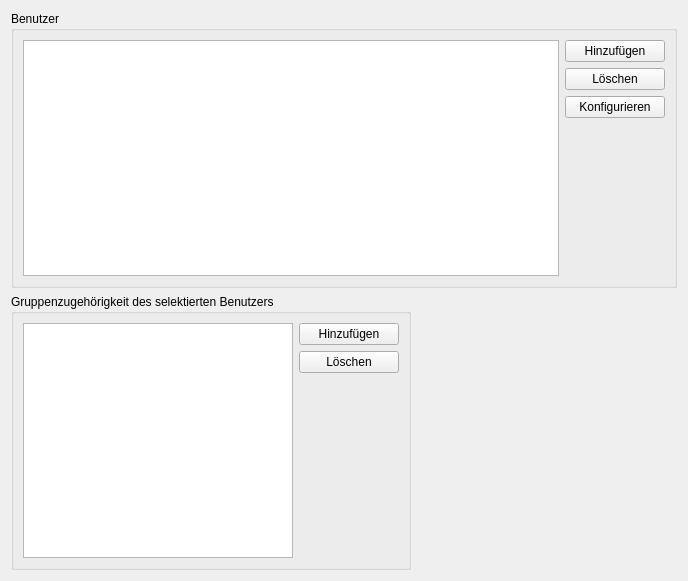
Christian-Kr/QualificationMatrix, file ui/qmamsusersettingswidget.ui: the form before one commit.
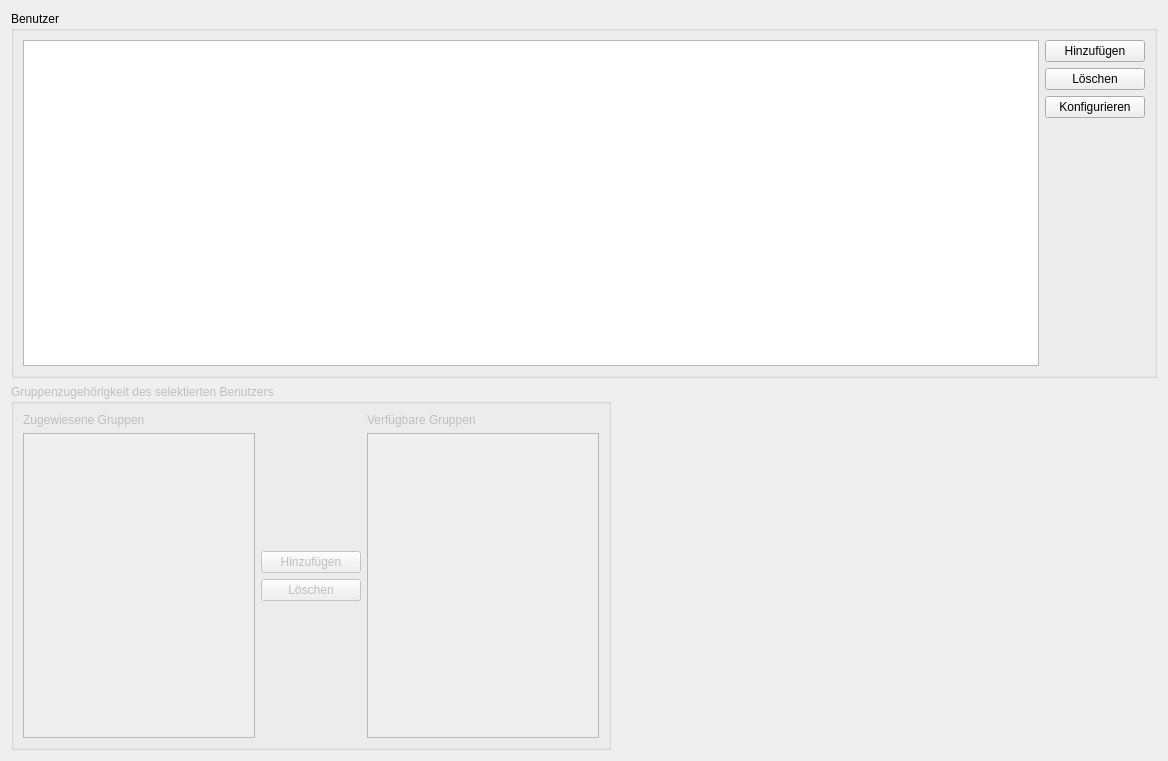
The form after the commit.

The edit to the form file:
```diff
--- a/ui/qmamsusersettingswidget.ui
+++ b/ui/qmamsusersettingswidget.ui
@@ -6,16 +6,14 @@
    <rect>
     <x>0</x>
     <y>0</y>
-    <width>688</width>
-    <height>581</height>
+    <width>1168</width>
+    <height>761</height>
    </rect>
   </property>
   <property name="windowTitle">
    <string>Form</string>
   </property>
-  <layout class="QGridLayout" name="gridLayout">
-   <item row="0" column="0">
-    <layout class="QVBoxLayout" name="verticalLayout_5">
+  <layout class="QVBoxLayout" name="verticalLayout_2">
      <item>
       <widget class="QGroupBox" name="groupBox_2">
        <property name="title">
@@ -103,28 +101,49 @@
       </widget>
      </item>
      <item>
-      <widget class="QGroupBox" name="groupBox_3">
+    <widget class="QGroupBox" name="gbGroups">
+     <property name="enabled">
+      <bool>false</bool>
+     </property>
        <property name="maximumSize">
         <size>
-         <width>400</width>
+       <width>600</width>
          <height>16777215</height>
         </size>
        </property>
        <property name="title">
         <string>Gruppenzugehörigkeit des selektierten Benutzers</string>
        </property>
-       <layout class="QGridLayout" name="gridLayout_3">
-        <item row="0" column="0">
-         <layout class="QHBoxLayout" name="horizontalLayout_4">
+     <layout class="QHBoxLayout" name="horizontalLayout">
           <item>
            <layout class="QVBoxLayout" name="verticalLayout_6">
             <item>
-             <widget class="QListView" name="lvGroup"/>
+         <widget class="QLabel" name="label">
+          <property name="text">
+           <string>Zugewiesene Gruppen</string>
+          </property>
+         </widget>
+        </item>
+        <item>
+         <widget class="QListView" name="lvUserGroup"/>
             </item>
            </layout>
           </item>
           <item>
            <layout class="QVBoxLayout" name="verticalLayout_7">
+        <item>
+         <spacer name="verticalSpacer_3">
+          <property name="orientation">
+           <enum>Qt::Vertical</enum>
+          </property>
+          <property name="sizeHint" stdset="0">
+           <size>
+            <width>20</width>
+            <height>40</height>
+           </size>
+          </property>
+         </spacer>
+        </item>
             <item>
              <widget class="QPushButton" name="pbAddGroup">
               <property name="minimumSize">
@@ -166,12 +185,22 @@
             </item>
            </layout>
           </item>
-         </layout>
+      <item>
+       <layout class="QVBoxLayout" name="verticalLayout">
+        <item>
+         <widget class="QLabel" name="label_2">
+          <property name="text">
+           <string>Verfügbare Gruppen</string>
+          </property>
+         </widget>
         </item>
+        <item>
+         <widget class="QListView" name="lvGroup"/>
+        </item>
        </layout>
-      </widget>
-     </item>
-    </layout>
+      </item>
+     </layout>
+    </widget>
    </item>
   </layout>
  </widget>
```
Lines whose indentation alone changed are shown as unchanged.
